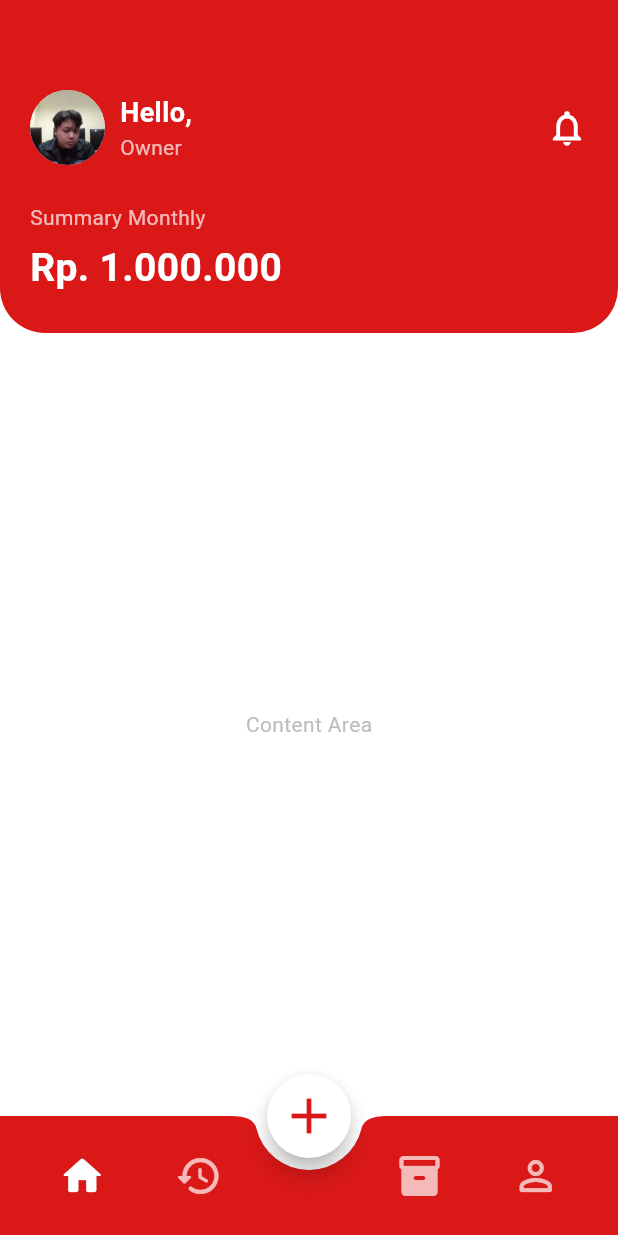
After one commit to thisgleammm/rafflimotor, a Flutter app: the HomePage screen opened by its route, after a tap on "Masuk ke Dashboard", on a phone screen of 412 x 824 dp. The commit adds this screen. Run offline on Flutter 3.47's test engine with Material 3 defaults, Android fonts, the phone set to English and light mode, and no system bars; our stand-ins replace flutter_dotenv, shared_preferences, supabase_flutter; accounts and stored records are empty.

Commit message:
feat: dashboard and navbar

```diff
--- /dev/null
+++ b/lib/screens/dashboard_page.dart
@@ -0,0 +1,173 @@
+import 'package:flutter/material.dart';
+
+class DashboardPage extends StatefulWidget {
+ final String username;
+ const DashboardPage({super.key, required this.username});
+
+ @override
+ State<DashboardPage> createState() => _DashboardPageState();
+}
+
+class _DashboardPageState extends State<DashboardPage> {
+ int _selectedIndex = 0;
+
+ void _onItemTapped(int index) {
+   setState(() {
+     _selectedIndex = index;
+   });
+ }
+
+ @override
+ Widget build(BuildContext context) {
+   return Scaffold(
+     backgroundColor: Colors.white,
+     body: Column(
+       children: [
+         // 🔹 Header bagian atas
+         Container(
+           width: double.infinity,
+           padding: const EdgeInsets.only(top: 60, left: 20, right: 20, bottom: 25),
+           decoration: const BoxDecoration(
+             color: Color(0xFFDA1818),
+             borderRadius: BorderRadius.only(
+               bottomLeft: Radius.circular(30),
+               bottomRight: Radius.circular(30),
+             ),
+           ),
+           child: Column(
+             crossAxisAlignment: CrossAxisAlignment.start,
+             children: [
+               // 🔸 Bagian atas (avatar dan notifikasi)
+               Row(
+                 mainAxisAlignment: MainAxisAlignment.spaceBetween,
+                 children: [
+                   Row(
+                     children: [
+                       const CircleAvatar(
+                         backgroundImage: AssetImage('assets/profile.jpg'),
+                         radius: 25,
+                       ),
+                       const SizedBox(width: 10),
+                       Column(
+                         crossAxisAlignment: CrossAxisAlignment.start,
+                         children: [
+                           Text(
+                             "Hello, ${widget.username}",
+                             style: const TextStyle(
+                               color: Colors.white,
+                               fontSize: 18,
+                               fontWeight: FontWeight.bold,
+                             ),
+                           ),
+                           const Text(
+                             "Owner",
+                             style: TextStyle(
+                               color: Colors.white70,
+                               fontSize: 14,
+                             ),
+                           ),
+                         ],
+                       ),
+                     ],
+                   ),
+                   const Icon(
+                     Icons.notifications_none,
+                     color: Colors.white,
+                     size: 28,
+                   ),
+                 ],
+               ),
+
+               const SizedBox(height: 25),
+
+               // 🔸 Summary Monthly
+               const Text(
+                 "Summary Monthly",
+                 style: TextStyle(
+                   color: Colors.white70,
+                   fontSize: 14,
+                 ),
+               ),
+               const SizedBox(height: 5),
+               const Text(
+                 "Rp. 1.000.000",
+                 style: TextStyle(
+                   color: Colors.white,
+                   fontSize: 26,
+                   fontWeight: FontWeight.bold,
+                 ),
+               ),
+             ],
+           ),
+         ),
+         // 🔹 Isi halaman (sementara kosong)
+         Expanded(
+           child: Center(
+             child: Text(
+               "Content Area",
+               style: TextStyle(color: Colors.grey[400]),
+             ),
+           ),
+         ),
+       ],
+     ),
+
+     // 🔹 Bottom Navigation Bar
+     bottomNavigationBar: BottomAppBar(
+       shape: const CircularNotchedRectangle(),
+       notchMargin: 8,
+       color: const Color(0xFFDA1818),
+       child: SizedBox(
+         height: 70,
+         child: Row(
+           mainAxisAlignment: MainAxisAlignment.spaceAround,
+           children: [
+             IconButton(
+               iconSize: 32,
+               icon: Icon(
+                 Icons.home_rounded,
+                 color: _selectedIndex == 0 ? Colors.white : Colors.white70,
+               ),
+               onPressed: () => _onItemTapped(0),
+             ),
+             IconButton(
+               iconSize: 32,
+               icon: Icon(
+                 Icons.history_rounded,
+                 color: _selectedIndex == 1 ? Colors.white : Colors.white70,
+               ),
+               onPressed: () => _onItemTapped(1),
+             ),
+             const SizedBox(width: 40), // jarak untuk tombol tengah
+             IconButton(
+               iconSize: 32,
+               icon: Icon(
+                 Icons.inventory_2_rounded,
+                 color: _selectedIndex == 2 ? Colors.white : Colors.white70,
+               ),
+               onPressed: () => _onItemTapped(2),
+             ),
+             IconButton(
+               iconSize: 32,
+               icon: Icon(
+                 Icons.person_outline_rounded,
+                 color: _selectedIndex == 3 ? Colors.white : Colors.white70,
+               ),
+               onPressed: () => _onItemTapped(3),
+             ),
+           ],
+         ),
+       ),
+     ),
+
+     // 🔹 Tombol tengah (floating)
+     floatingActionButton: FloatingActionButton(
+       backgroundColor: Colors.white,
+       onPressed: () {},
+       shape: const CircleBorder(),
+       child: const Icon(Icons.add, color: Color(0xFFDA1818), size: 40),
+     ),
+     floatingActionButtonLocation: FloatingActionButtonLocation.centerDocked,
+   );
+ }
+}
--- a/lib/screens/home_page.dart
+++ b/lib/screens/home_page.dart
@@ -1,5 +1,6 @@
 import 'package:flutter/material.dart';
 import '../services/session_service.dart';
+import 'dashboard_page.dart'; // 🔹 tambahkan import ini
 
 class HomePage extends StatelessWidget {
   final String username;
@@ -31,7 +32,11 @@ class HomePage extends StatelessWidget {
         height: double.infinity,
         decoration: const BoxDecoration(
           gradient: LinearGradient(
-            colors: [Colors.red, Colors.deepPurple, Colors.blue],
+            colors: [
+              Color.fromRGBO(218, 24, 24, 1),
+              Color.fromRGBO(138, 20, 65, 1),
+              Color.fromRGBO(0, 14, 137, 1)
+            ],
             begin: Alignment.topCenter,
             end: Alignment.bottomCenter,
           ),
@@ -68,6 +73,35 @@ class HomePage extends StatelessWidget {
                   textAlign: TextAlign.center,
                   style: TextStyle(fontSize: 16, color: Colors.black45),
                 ),
+                const SizedBox(height: 30),
+
+                // 🔹 Tombol ke DashboardPage
+                ElevatedButton.icon(
+                  onPressed: () {
+                    Navigator.pushReplacement(
+                      context,
+                      MaterialPageRoute(
+                        builder: (context) =>
+                            DashboardPage(username: username),
+                      ),
+                    );
+                  },
+                  icon: const Icon(Icons.dashboard, color: Colors.white),
+                  label: const Text(
+                    "Masuk ke Dashboard",
+                    style: TextStyle(fontSize: 16, color: Colors.white),
+                  ),
+                  style: ElevatedButton.styleFrom(
+                    backgroundColor: Colors.red,
+                    padding: const EdgeInsets.symmetric(
+                      vertical: 12,
+                      horizontal: 20,
+                    ),
+                    shape: RoundedRectangleBorder(
+                      borderRadius: BorderRadius.circular(30),
+                    ),
+                  ),
+                ),
               ],
             ),
           ),
--- a/lib/screens/login_page.dart
+++ b/lib/screens/login_page.dart
@@ -108,7 +108,7 @@ class _LoginPageState extends State<LoginPage> {
         height: double.infinity,
         decoration: const BoxDecoration(
           gradient: LinearGradient(
-            colors: [Color(0xFFE53E3E), Color(0xFF9F7AEA), Color(0xFF3182CE)],
+            colors: [Color.fromRGBO(218, 24, 24, 1),Color.fromRGBO(138, 20, 65, 1), Color.fromRGBO(0, 14, 137, 1)],
             begin: Alignment.topCenter,
             end: Alignment.bottomCenter,
           ),
--- a/pubspec.yaml
+++ b/pubspec.yaml
@@ -64,6 +64,7 @@ flutter:
   # To add assets to your application, add an assets section, like this:
   assets:
   -  assets/app.png
+  -  assets/profile.jpg
   -  .env
 
   # An image asset can refer to one or more resolution-specific "variants", see
```
Also changed, not shown: lib/screens/load_page.dart (+33 -4 lines), lib/widgets/bottom_navbar.dart (added, +67 -0 lines), assets/profile.jpg (added).
